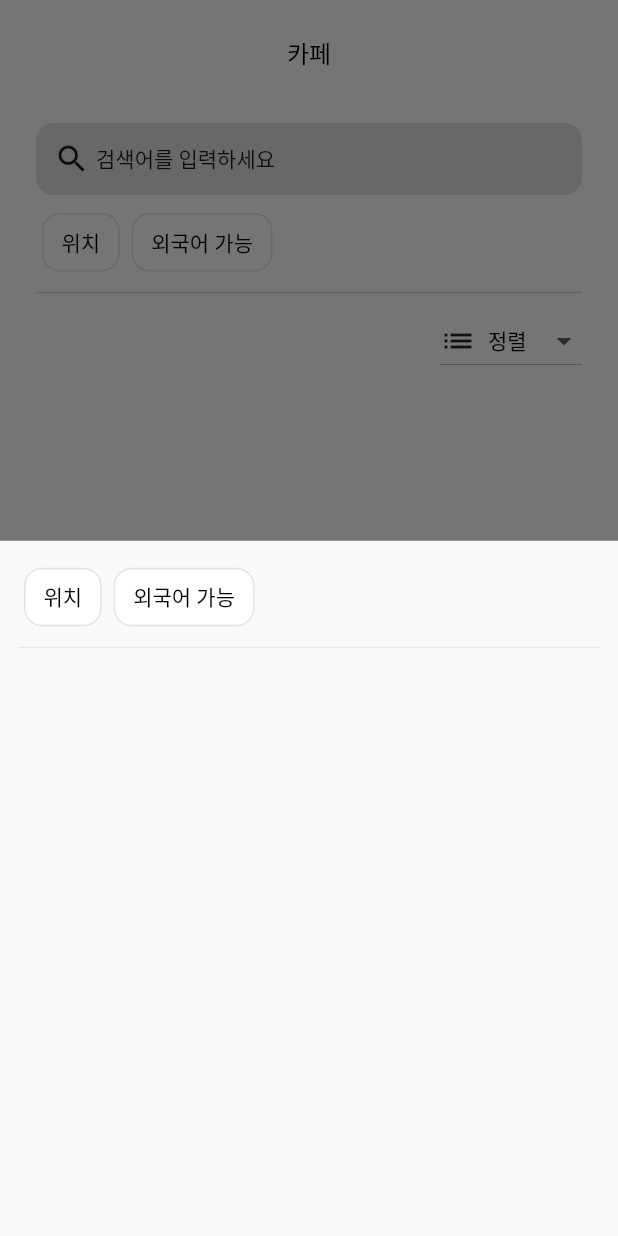
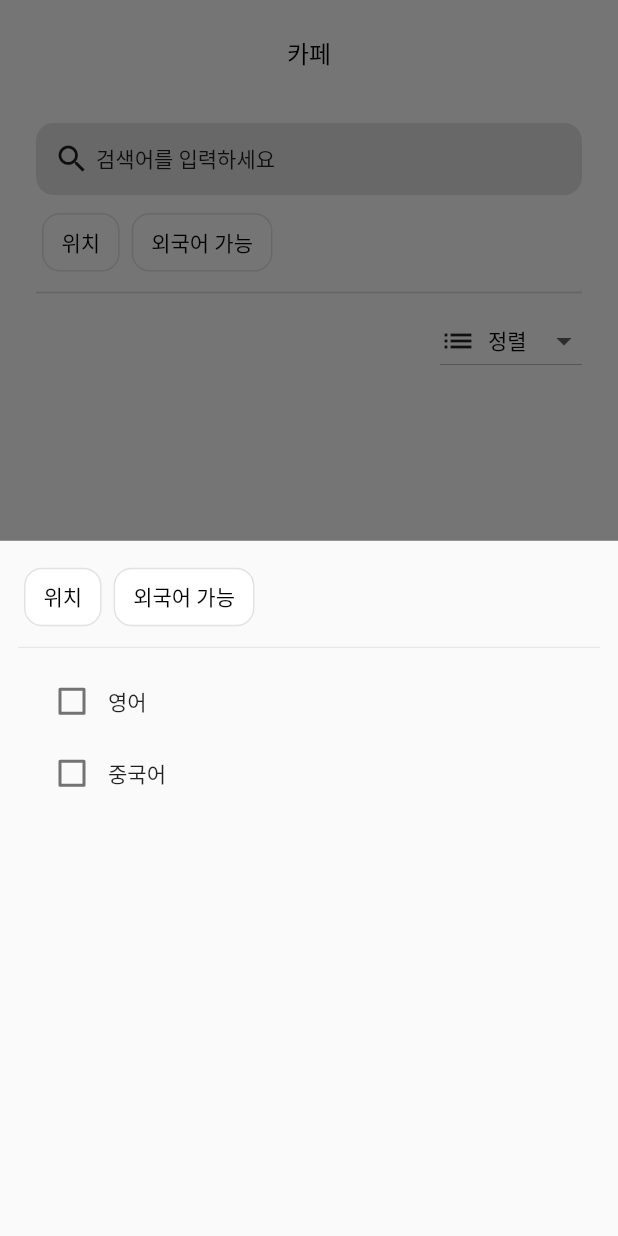
Before and after one commit to pebbla/ask-watson-app, a Flutter app: the CafeScreen screen opened directly, after a tap on "위치", on a phone screen of 412 x 824 dp. Run offline on Flutter 3.47's test engine with Material 2 defaults, Android fonts, the phone set to English and light mode, and no system bars; our stand-ins replace dio, google_sign_in, logger; missing offline and left inert: flutter_naver_login, kakao_flutter_sdk_user; network calls fail.

Commit message:
feat: 외국어 가능 UI

```diff
--- a/lib/src/presentation/cafe/cafe_screen.dart
+++ b/lib/src/presentation/cafe/cafe_screen.dart
@@ -94,9 +94,9 @@ class CafeScreen extends StatelessWidget {
     );
   }
 
+
   // 조건 모달
   Widget _conditionModal(BuildContext context) {
-
     return Container(
       padding: const EdgeInsets.all(12),
       height: 500,
@@ -111,7 +111,8 @@ class CafeScreen extends StatelessWidget {
           const Divider(thickness: 0.5),
           const Padding(padding: EdgeInsets.all(2)),
           // TODO : 외국어 가능 스와이프로 넘기기
-          locationModalWidget(context)
+          // locationModalWidget(context)
+          foreignModalWidget(context)
         ],
       ),
     );
@@ -160,6 +161,43 @@ class CafeScreen extends StatelessWidget {
                 ),
               ),
             ),
+          ),
+        ],
+      ),
+    );
+  }
+
+
+  // 외국어 가능 선택
+  Widget foreignModalWidget(BuildContext context) {
+    final viewModel = context.watch<CafeViewModel>();
+    return Container(
+      padding: const EdgeInsets.symmetric(horizontal: 12),
+      child: Column(
+        children: [
+          Row(
+            children: [
+              Checkbox(
+                value: viewModel.foreignYn['영어'],
+                onChanged: (value) {
+                  viewModel.changeForeignYn('영어', value!);
+                },
+                activeColor: MyColor.black,
+              ),
+              const Text('영어')
+            ],
+          ),
+          Row(
+            children: [
+              Checkbox(
+                value: viewModel.foreignYn['중국어'],
+                onChanged: (value) {
+                  viewModel.changeForeignYn('중국어', value!);
+                },
+                activeColor: MyColor.black,
+              ),
+              const Text('중국어')
+            ],
           ),
         ],
       ),
```
Also changed, not shown: lib/src/presentation/cafe/cafe_view_model.dart (+11 -3 lines).
